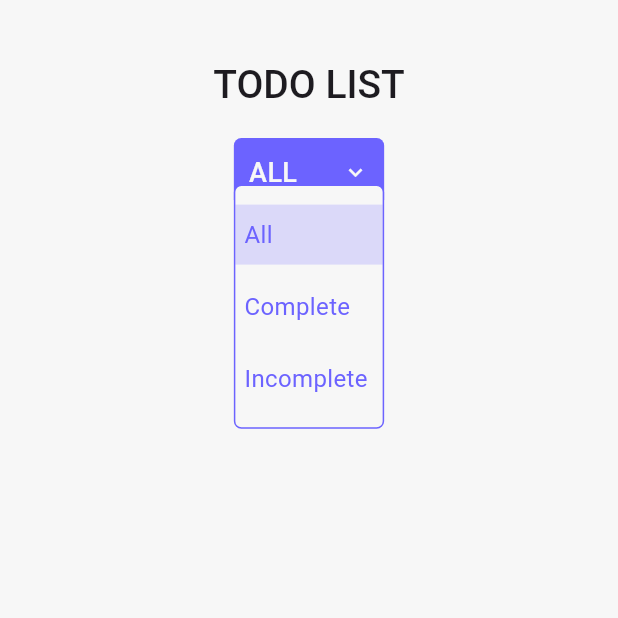
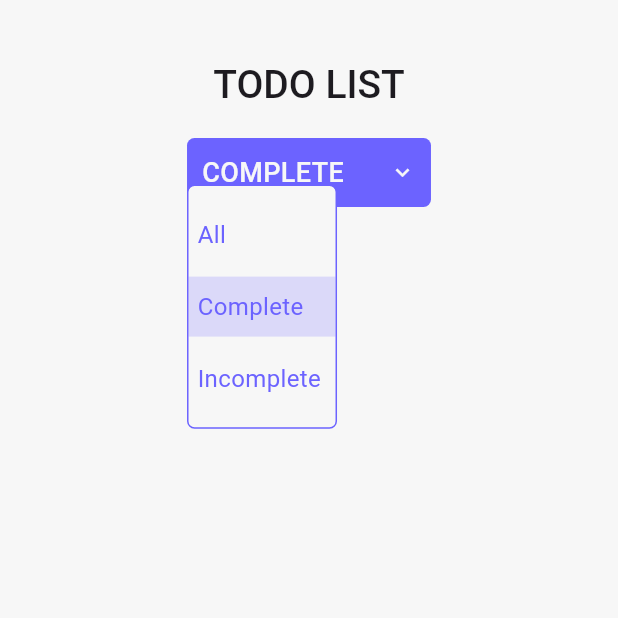
Before and after one commit to ElysMaldov/kalachakra_todo_flutter_reyhan, a Flutter app: the screen it shows after launch, after a tap on "ALL", after a tap on "Complete", on a phone screen of 412 x 824 dp, the top half of it. Run offline on Flutter 3.47's test engine with Material 3 defaults, Android fonts, the phone set to English and light mode, and no system bars; our stand-ins replace adaptive_theme, flutter_bloc, go_router, google_fonts; Roboto replaces fonts that are missing (Kanit).

Commit message:
feat: implement filtered todo status change

```diff
--- a/lib/components/todo_filter/todo_filter.dart
+++ b/lib/components/todo_filter/todo_filter.dart
@@ -1,6 +1,9 @@
 import 'package:flutter/material.dart';
+import 'package:flutter_bloc/flutter_bloc.dart';
 import 'package:kalachakra_todo_flutter_reyhan/components/buttons/primary_button.dart';
 import 'package:kalachakra_todo_flutter_reyhan/components/todo_filter/todo_filter_menu.dart';
+import 'package:kalachakra_todo_flutter_reyhan/controllers/todo_cubit.dart';
+import 'package:kalachakra_todo_flutter_reyhan/enums/todo_status.dart';
 
 class TodoFilter extends StatefulWidget {
   const TodoFilter({super.key});
@@ -14,7 +17,9 @@ class _TodoFilterState extends State<TodoFilter> {
 
   @override
   Widget build(BuildContext context) {
-    return Stack(
+    return BlocSelector<TodoCubit, TodoState, TodoStatus>(
+      selector: (state) => state.filterTodoStatus,
+      builder: (context, state) => Stack(
         clipBehavior: Clip.none,
         children: [
           PrimaryButton(
@@ -23,14 +28,15 @@ class _TodoFilterState extends State<TodoFilter> {
             child: Row(
               spacing: 30,
               children: [
-              Text("ALL"),
+                Text(state.label.toUpperCase()),
                 RotatedBox(quarterTurns: -1, child: Icon(Icons.chevron_left)),
               ],
             ),
           ),
           if (_showMenu)
-          Positioned(top: 32, left: 0, right: 0, child: TodoFilterMenu()),
+            Transform.translate(offset: Offset(0, 32), child: TodoFilterMenu()),
         ],
+      ),
     );
   }
 
--- a/lib/components/todo_filter/todo_filter_menu.dart
+++ b/lib/components/todo_filter/todo_filter_menu.dart
@@ -3,6 +3,7 @@ import 'package:kalachakra_todo_flutter_reyhan/components/todo_filter/todo_filte
 import 'package:kalachakra_todo_flutter_reyhan/enums/todo_status.dart';
 import 'package:kalachakra_todo_flutter_reyhan/themes/colors.dart';
 
+// FIXME not taking full width of the stack
 class TodoFilterMenu extends StatelessWidget {
   const TodoFilterMenu({super.key});
 
--- a/lib/components/todo_filter/todo_filter_menu_item.dart
+++ b/lib/components/todo_filter/todo_filter_menu_item.dart
@@ -11,13 +11,15 @@ class TodoFilterMenuItem extends StatelessWidget {
 
   @override
   Widget build(BuildContext context) {
+    final todoCubit = BlocProvider.of<TodoCubit>(context);
+
     return BlocSelector<TodoCubit, TodoState, TodoStatus>(
       selector: (state) {
         return state.filterTodoStatus;
       },
       builder: (context, state) => TextButton(
         onPressed: () {
-          // TODO use cubit
+          todoCubit.setFilterTodoStatus(status);
         },
         style: ButtonStyle(
           minimumSize: WidgetStateProperty.resolveWith<Size?>((
--- a/lib/controllers/todo_cubit.dart
+++ b/lib/controllers/todo_cubit.dart
@@ -8,10 +8,10 @@ class TodoState {
 
   const TodoState({required this.filterTodoStatus, required this.todos});
 
-  TodoState copyWith({List<Todo>? todos}) {
+  TodoState copyWith({List<Todo>? todos, TodoStatus? filterTodoStatus}) {
     return TodoState(
       todos: todos ?? this.todos,
-      filterTodoStatus: TodoStatus.all,
+      filterTodoStatus: filterTodoStatus ?? this.filterTodoStatus,
     );
   }
 }
@@ -49,7 +49,7 @@ class TodoCubit extends Cubit<TodoState> {
   List<Todo> get incompleteTodos =>
       state.todos.where((todo) => !todo.completed).toList();
 
-  // Update
+  // Update - Todo
   void updateTodo(int id, {String? title, bool? completed}) {
     final updatedTodos = state.todos.map((todo) {
       if (todo.id == id) {
@@ -76,6 +76,11 @@ class TodoCubit extends Cubit<TodoState> {
     emit(state.copyWith(todos: updatedTodos));
   }
 
+  // Update - Filter
+  void setFilterTodoStatus(TodoStatus newStatus) {
+    emit(state.copyWith(filterTodoStatus: newStatus));
+  }
+
   // Delete
   void deleteTodo(int id) {
     final updatedTodos = state.todos.where((todo) => todo.id != id).toList();
```
Lines whose indentation alone changed are shown as unchanged.
